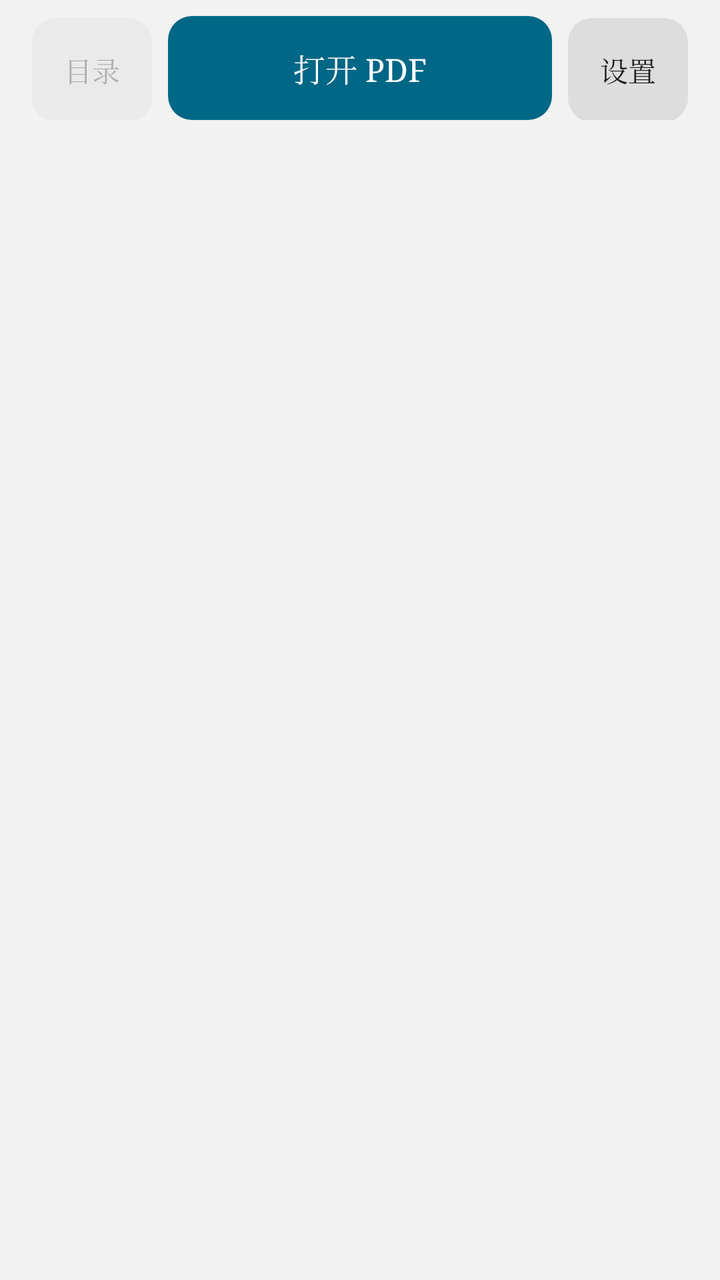
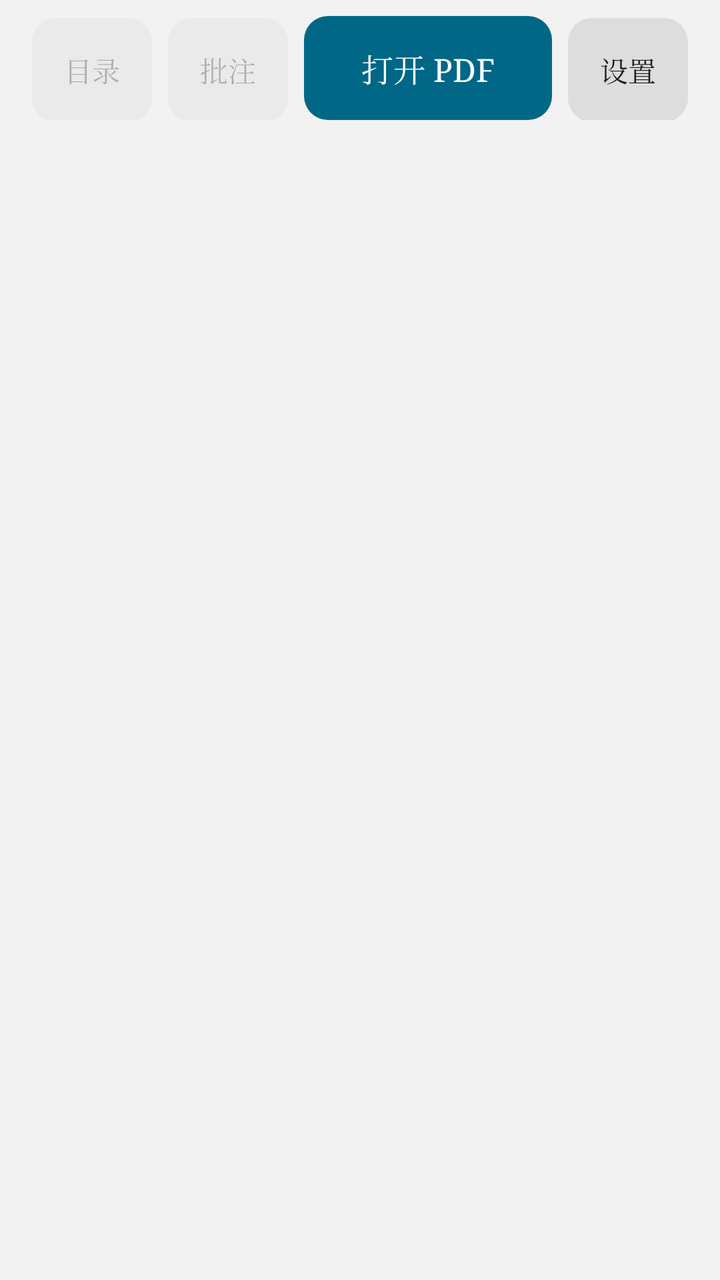

Compare the two renders of this Android layout. The source of the first and the diff that turns it into the second are given below.
<!-- AndroidManifest.xml: application theme Theme.PdfReader -->
<!-- res/layout/activity_main.xml -->
<?xml version="1.0" encoding="utf-8"?>
<LinearLayout xmlns:android="http://schemas.android.com/apk/res/android"
    android:id="@+id/rootLayout"
    android:layout_width="match_parent"
    android:layout_height="match_parent"
    android:orientation="vertical"
    android:paddingHorizontal="16dp"
    android:paddingTop="8dp"
    android:paddingBottom="8dp">

    
    <TextView
        android:id="@+id/fileNameLabel"
        android:layout_width="match_parent"
        android:layout_height="wrap_content"
        android:layout_marginBottom="8dp"
        android:ellipsize="marquee"
        android:marqueeRepeatLimit="marquee_forever"
        android:focusable="true"
        android:focusableInTouchMode="true"
        android:singleLine="true"
        android:textSize="15sp"
        android:textStyle="bold"
        android:textColor="@color/label_text_emphasis"
        android:visibility="gone" />

    
    <LinearLayout
        android:id="@+id/topButtonRow"
        android:layout_width="match_parent"
        android:layout_height="wrap_content"
        android:orientation="horizontal">

        
        <Button
            android:id="@+id/tocButton"
            android:layout_width="wrap_content"
            android:layout_height="wrap_content"
            android:background="@drawable/bg_button_secondary"
            android:enabled="false"
            android:minHeight="52dp"
            android:minWidth="0dp"
            android:paddingHorizontal="16dp"
            android:stateListAnimator="@null"
            android:text="@string/toc_button"
            android:textSize="14sp" />

        <Button
            android:id="@+id/openButton"
            android:layout_width="0dp"
            android:layout_height="wrap_content"
            android:layout_marginStart="8dp"
            android:layout_weight="1"
            android:background="@drawable/bg_button_primary"
            android:minHeight="52dp"
            android:stateListAnimator="@null"
            android:text="@string/open_pdf"
            android:textColor="@color/button_primary_text"
            android:textSize="16sp" />

        <Button
            android:id="@+id/toggleSettingsButton"
            android:layout_width="wrap_content"
            android:layout_height="wrap_content"
            android:layout_marginStart="8dp"
            android:background="@drawable/bg_button_secondary"
            android:minHeight="52dp"
            android:minWidth="0dp"
            android:paddingHorizontal="16dp"
            android:stateListAnimator="@null"
            android:text="@string/settings_toggle_hide"
            android:textSize="14sp" />

    </LinearLayout>

    
    <LinearLayout
        android:id="@+id/settingsPanel"
        android:layout_width="match_parent"
        android:layout_height="wrap_content"
        android:layout_marginTop="16dp"
        android:background="@drawable/bg_settings_panel"
        android:orientation="vertical"
        android:padding="12dp"
        android:visibility="gone">

        
        <TextView
            android:id="@+id/fontSizeLabel"
            android:layout_width="match_parent"
            android:layout_height="wrap_content"
            android:textSize="15sp"
            android:textStyle="bold"
            android:textColor="@color/label_text_emphasis" />

        <SeekBar
            android:id="@+id/fontSizeSeekBar"
            android:layout_width="match_parent"
            android:layout_height="wrap_content"
            android:min="12"
            android:max="32"
            android:progress="16"
            android:progressDrawable="@drawable/seekbar_track_thick"
            android:thumb="@drawable/seekbar_thumb_knob" />

        <TextView
            android:id="@+id/lineSpacingLabel"
            android:layout_width="match_parent"
            android:layout_height="wrap_content"
            android:layout_marginTop="40dp"
            android:textSize="15sp"
            android:textStyle="bold"
            android:textColor="@color/label_text_emphasis" />

        <SeekBar
            android:id="@+id/lineSpacingSeekBar"
            android:layout_width="match_parent"
            android:layout_height="wrap_content"
            android:min="0"
            android:max="10"
            android:progress="2"
            android:progressDrawable="@drawable/seekbar_track_thick_purple"
            android:thumb="@drawable/seekbar_thumb_knob_purple" />

        <TextView
            android:id="@+id/paddingLabel"
            android:layout_width="match_parent"
            android:layout_height="wrap_content"
            android:layout_marginTop="40dp"
            android:textSize="15sp"
            android:textStyle="bold"
            android:textColor="@color/label_text_emphasis" />

        <SeekBar
            android:id="@+id/paddingSeekBar"
            android:layout_width="match_parent"
            android:layout_height="wrap_content"
            android:min="8"
            android:max="32"
            android:progress="16"
            android:progressDrawable="@drawable/seekbar_track_thick_coral"
            android:thumb="@drawable/seekbar_thumb_knob_coral" />

        <TextView
            android:id="@+id/blockSpacingLabel"
            android:layout_width="match_parent"
            android:layout_height="wrap_content"
            android:layout_marginTop="40dp"
            android:textSize="15sp"
            android:textStyle="bold"
            android:textColor="@color/label_text_emphasis" />

        <SeekBar
            android:id="@+id/blockSpacingSeekBar"
            android:layout_width="match_parent"
            android:layout_height="wrap_content"
            android:min="0"
            android:max="32"
            android:progress="12"
            android:progressDrawable="@drawable/seekbar_track_thick_teal"
            android:thumb="@drawable/seekbar_thumb_knob_teal" />

    </LinearLayout>

    <ProgressBar
        android:id="@+id/progressBar"
        android:layout_width="match_parent"
        android:layout_height="wrap_content"
        android:layout_marginTop="12dp"
        android:layout_marginBottom="4dp"
        android:indeterminate="true"
        android:visibility="gone" />

    
    <FrameLayout
        android:layout_width="match_parent"
        android:layout_height="0dp"
        android:layout_marginTop="8dp"
        android:layout_weight="1">

        <androidx.recyclerview.widget.RecyclerView
            android:id="@+id/recyclerView"
            android:layout_width="match_parent"
            android:layout_height="match_parent"
            android:clipToPadding="false"
            android:padding="16dp" />

        
        
        <View
            android:id="@+id/pageScrubberTrack"
            android:layout_width="40dp"
            android:layout_height="match_parent"
            android:layout_gravity="end"
            android:enabled="false" />

        
        
        <View
            android:id="@+id/pageScrubberThumb"
            android:layout_width="32dp"
            android:layout_height="32dp"
            android:layout_gravity="end|top"
            android:layout_marginEnd="0dp"
            android:background="@drawable/page_scrubber_thumb_knob"
            android:visibility="gone" />

        
        <TextView
            android:id="@+id/pageScrubberLabel"
            android:layout_width="wrap_content"
            android:layout_height="wrap_content"
            android:layout_gravity="end|top"
            android:layout_marginEnd="52dp"
            android:background="@drawable/bg_settings_panel"
            android:paddingHorizontal="12dp"
            android:paddingVertical="6dp"
            android:textSize="14sp"
            android:visibility="gone" />

    </FrameLayout>

</LinearLayout>
<!-- resources referenced by this layout -->
<resources>
  <color name="button_primary_text">#FFFFFF</color>
  <color name="label_text_emphasis">#DE000000</color>
  <!-- drawable bg_button_primary (drawable) -->
  <?xml version="1.0" encoding="utf-8"?>
  <shape xmlns:android="http://schemas.android.com/apk/res/android"
      android:shape="rectangle">
      <solid android:color="@color/button_primary_bg" />
      <corners android:radius="12dp" />
  </shape>
  <!-- drawable bg_button_secondary (drawable) -->
  <?xml version="1.0" encoding="utf-8"?>
  <selector xmlns:android="http://schemas.android.com/apk/res/android">
      <item android:state_enabled="false">
          <shape android:shape="rectangle">
              <solid android:color="#14888888" />
              <corners android:radius="12dp" />
          </shape>
      </item>
      <item>
          <shape android:shape="rectangle">
              <solid android:color="#33888888" />
              <corners android:radius="12dp" />
          </shape>
      </item>
  </selector>
  <!-- drawable bg_settings_panel (drawable) -->
  <?xml version="1.0" encoding="utf-8"?>
  <shape xmlns:android="http://schemas.android.com/apk/res/android"
      android:shape="rectangle">
      <solid android:color="#1F888888" />
      <corners android:radius="12dp" />
  </shape>
  <!-- drawable seekbar_track_thick (drawable) -->
  <?xml version="1.0" encoding="utf-8"?>
  <layer-list xmlns:android="http://schemas.android.com/apk/res/android">
      <item android:id="@android:id/background">
          <shape android:shape="rectangle">
              <solid android:color="#33888888" />
              <corners android:radius="4dp" />
              <size android:height="8dp" />
          </shape>
      </item>
      <item android:id="@android:id/progress">
          <clip>
              <shape android:shape="rectangle">
                  <solid android:color="@color/button_primary_bg" />
                  <corners android:radius="4dp" />
                  <size android:height="8dp" />
              </shape>
          </clip>
      </item>
  </layer-list>
  <!-- drawable seekbar_track_thick_coral (drawable) -->
  <?xml version="1.0" encoding="utf-8"?>
  <layer-list xmlns:android="http://schemas.android.com/apk/res/android">
      <item android:id="@android:id/background">
          <shape android:shape="rectangle">
              <solid android:color="#33888888" />
              <corners android:radius="4dp" />
              <size android:height="8dp" />
          </shape>
      </item>
      <item android:id="@android:id/progress">
          <clip>
              <shape android:shape="rectangle">
                  <solid android:color="@color/accent_padding" />
                  <corners android:radius="4dp" />
                  <size android:height="8dp" />
              </shape>
          </clip>
      </item>
  </layer-list>
  <string name="open_pdf">打开 PDF</string>
  <string name="settings_toggle_hide">设置</string>
  <string name="toc_button">目录</string>
  <style name="Theme.PdfReader" parent="Theme.AppCompat.DayNight.NoActionBar">
          <item name="android:forceDarkAllowed" tools:targetApi="q">false</item>
          <item name="android:windowBackground">@color/bg_paper</item>
          <item name="android:fontFamily">serif</item>
      </style>
  <color name="button_primary_bg">#006786</color>
  <color name="button_thumb_ring">#D9FFFFFF</color>
  <color name="button_thumb_grip">#99FFFFFF</color>
  <color name="accent_padding">#38A6CF</color>
  <color name="accent_line_spacing">#AA0B56</color>
  <color name="accent_block_spacing">#444141</color>
  <color name="bg_paper">#F3F2F2</color>
  <!-- unchanged entries left out for length: 7 -->
</resources>

<!-- the commit's change to res/layout/activity_main.xml (unified diff, before → after) -->
@@ -45,6 +45,21 @@
             android:text="@string/toc_button"
             android:textSize="14sp" />
 
+        
+        <Button
+            android:id="@+id/annotationsButton"
+            android:layout_width="wrap_content"
+            android:layout_height="wrap_content"
+            android:layout_marginStart="8dp"
+            android:background="@drawable/bg_button_secondary"
+            android:enabled="false"
+            android:minHeight="52dp"
+            android:minWidth="0dp"
+            android:paddingHorizontal="16dp"
+            android:stateListAnimator="@null"
+            android:text="@string/annotations_button"
+            android:textSize="14sp" />
+
         <Button
             android:id="@+id/openButton"
             android:layout_width="0dp"
<!-- resource entries referenced after the edit -->
@@ -72,6 +72,7 @@
           </clip>
       </item>
   </layer-list>
+  <string name="annotations_button">批注</string>
   <string name="open_pdf">打开 PDF</string>
   <string name="settings_toggle_hide">设置</string>
   <string name="toc_button">目录</string>
